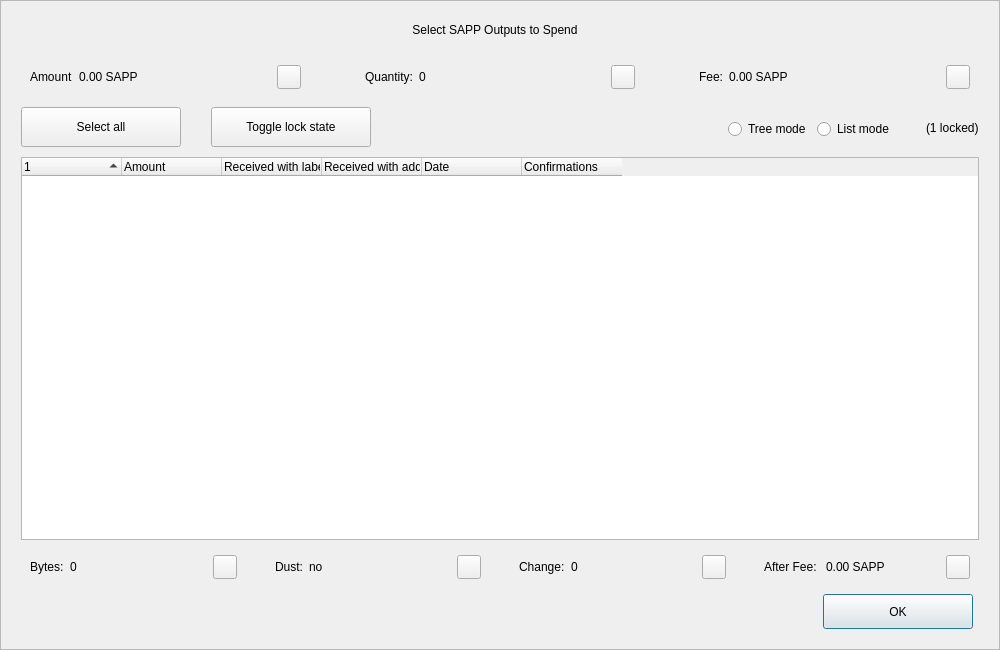
This is src/qt/forms/coincontroldialog.ui in decenomy/SAPP as Qt 5 draws it before an edit. The edited form follows.
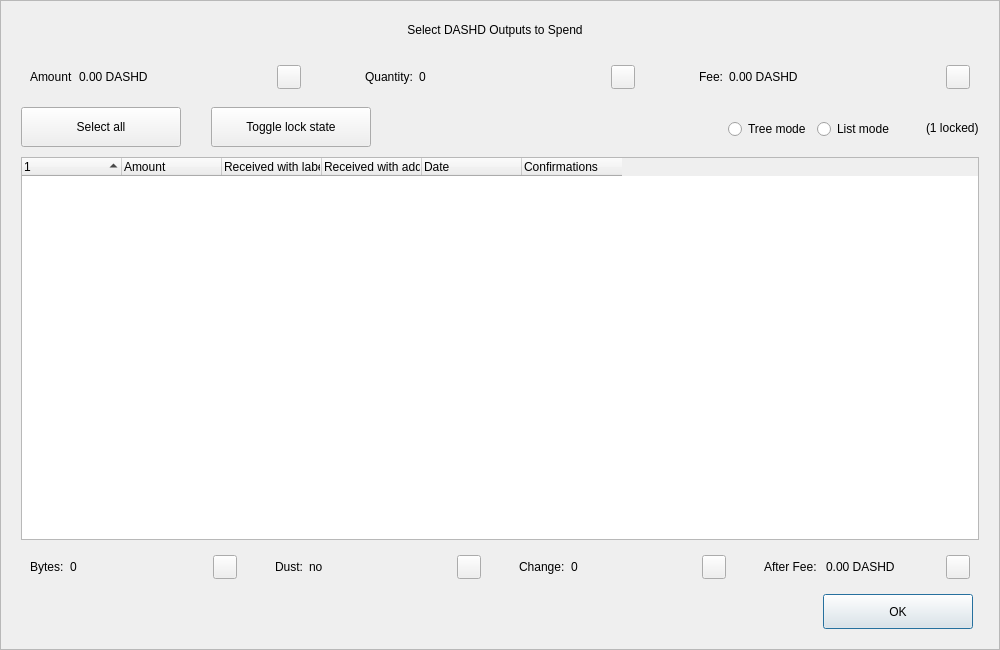
This is the edited form. Custom widgets are drawn as their Qt base class.

Commit message: Replace coin unit SAPP by DASHD in the GUI

What changed in the file:
```diff
--- a/src/qt/forms/coincontroldialog.ui
+++ b/src/qt/forms/coincontroldialog.ui
@@ -98,7 +98,7 @@
            </size>
           </property>
           <property name="text">
-           <string>Select SAPP Outputs to Spend</string>
+           <string>Select DASHD Outputs to Spend</string>
           </property>
           <property name="alignment">
            <set>Qt::AlignCenter</set>
@@ -144,7 +144,7 @@
            <item>
             <widget class="QLabel" name="labelCoinControlAmount">
              <property name="text">
-              <string>0.00 SAPP</string>
+              <string>0.00 DASHD</string>
              </property>
             </widget>
            </item>
@@ -268,7 +268,7 @@
            <item>
             <widget class="QLabel" name="labelCoinControlFee">
              <property name="text">
-              <string>0.00 SAPP</string>
+              <string>0.00 DASHD</string>
              </property>
             </widget>
            </item>
@@ -729,7 +729,7 @@
            <item>
             <widget class="QLabel" name="labelCoinControlAfterFee">
              <property name="text">
-              <string>0.00 SAPP</string>
+              <string>0.00 DASHD</string>
              </property>
             </widget>
            </item>
```
The commit also changes 14 other files.
